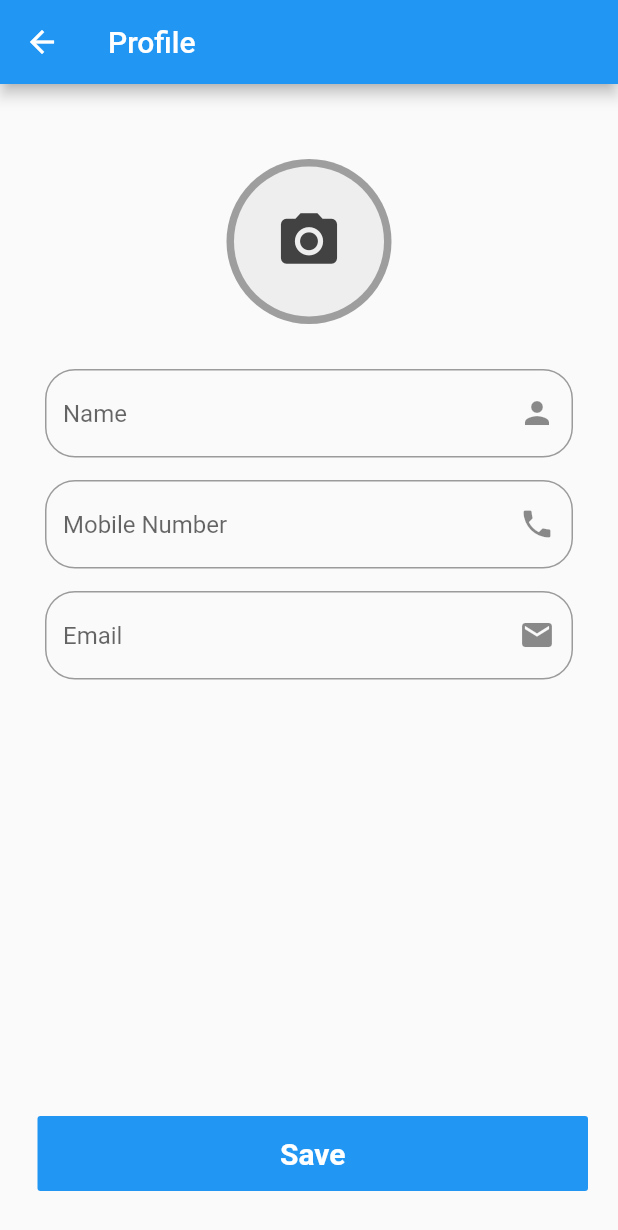
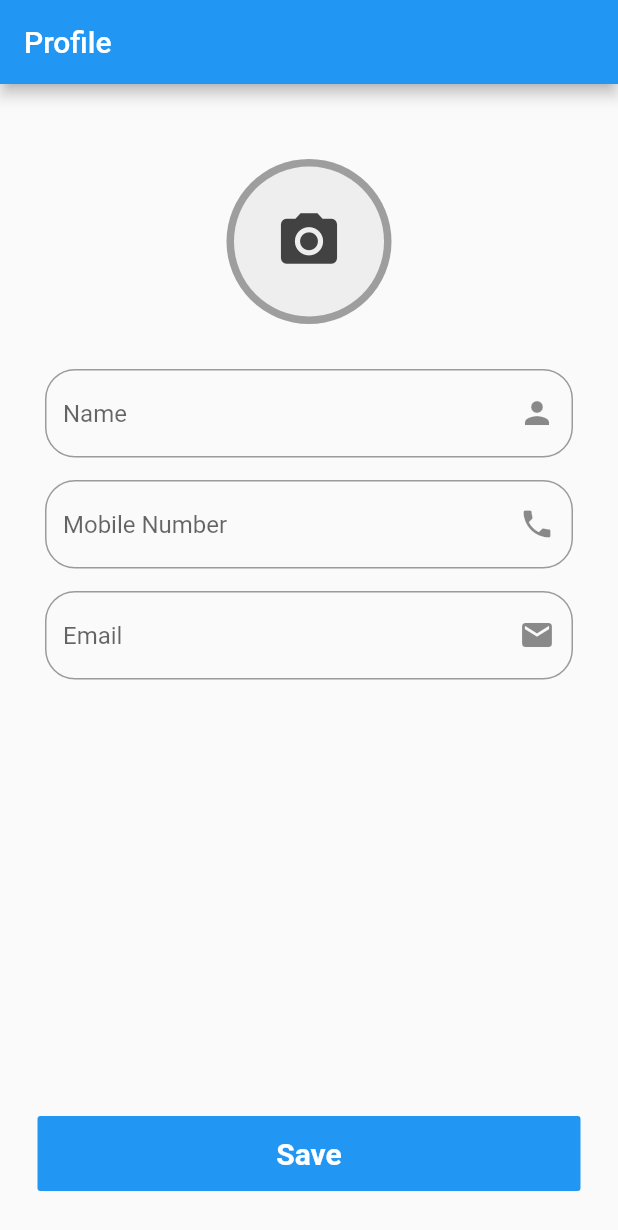
Before and after one commit to krimashah19/PracticalSevenBits, a Flutter app: the ProfileScreen screen opened by its route, on a phone screen of 412 x 824 dp. Shown: the top 1230 px of the screen. Run offline on Flutter 3.47's test engine with Material 2 defaults, Android fonts, the phone set to English and light mode, and no system bars; our stand-ins replace firebase_auth, firebase_core, image_picker, otp_text_field, shared_preferences, toast; missing offline and left inert: country_list_pick, timer_button; accounts and stored records are empty.

Commit message:
27-12-20020

```diff
--- /dev/null
+++ b/lib/ui/component/button_widget.dart
@@ -0,0 +1,30 @@
+import 'package:flutter/cupertino.dart';
+import 'package:flutter/material.dart';
+
+class ButtonWidget extends StatelessWidget {
+  final VoidCallback onPressed;
+  final String text;
+  final bool isLoading;
+  final GlobalKey<ScaffoldState> scaffoldKey = GlobalKey<ScaffoldState>();
+
+  ButtonWidget({this.text, this.onPressed,this.isLoading});
+
+
+  @override
+  Widget build(BuildContext context) {
+
+    return  Container(
+      width: MediaQuery.of(context).size.width,
+      height: 50,
+      margin: EdgeInsets.only(bottom: 30,left: 25,right: 25),
+      child: RaisedButton(
+        onPressed: onPressed,
+        child: Text(text,style: TextStyle(fontSize: 20, fontWeight: FontWeight.bold),),
+        textColor: Colors.white,
+        color: Colors.blue,
+        elevation: 0,
+      ),
+    );
+
+  }
+}
--- a/lib/ui/profile_screen.dart
+++ b/lib/ui/view/profile_screen.dart
@@ -4,6 +4,7 @@ import 'package:flutter/material.dart';
 import 'package:image_picker/image_picker.dart';
 import 'package:flutter/services.dart';
 import 'package:toast/toast.dart';
+import 'package:krima_practical/ui/component/button_widget.dart';
 
 class ProfileScreen extends StatefulWidget {
   @override
@@ -17,13 +18,14 @@ class _ProfileScreenState extends State<ProfileScreen> {
   final _mobileController = TextEditingController();
   final _emailController = TextEditingController();
 
-  // String _name,_mobile,_email;
+   String _mobile;
   GlobalKey<FormState> _profileFormKey;
 
   @override
   void initState() {
     _profileFormKey = new GlobalKey<FormState>();
-    // _getProfileDetail();
+    _getProfileDetail();
+
   }
 
   @override
@@ -31,6 +33,7 @@ class _ProfileScreenState extends State<ProfileScreen> {
     return Scaffold(
       appBar: AppBar(
         title: Text('Profile'),
+        automaticallyImplyLeading: false,
       ),
       body: baseBodyWidget(),
     );
@@ -68,7 +71,9 @@ class _ProfileScreenState extends State<ProfileScreen> {
             ),
           ),
         ),
-        saveButton()
+        ButtonWidget( onPressed: () {
+          saveProfileDetail();
+        },text: 'Save',)
       ],
     );
   }
@@ -184,7 +189,7 @@ class _ProfileScreenState extends State<ProfileScreen> {
   }
 
   mobileTextInputWidget() {
-    return TextFormField(
+        return TextFormField(
         keyboardType: TextInputType.phone,
         controller: _mobileController,
         validator: (input) => input.length == 0
@@ -223,25 +228,7 @@ class _ProfileScreenState extends State<ProfileScreen> {
         ));
   }
 
-  saveButton() {
-    return Container(
-      width: MediaQuery.of(context).size.width,
-      height: 50,
-      margin: EdgeInsets.only(bottom: 30, left: 25, right: 20, top: 30),
-      child: RaisedButton(
-        onPressed: () {
-          saveProfileDetail();
-        },
-        child: Text(
-          'Save',
-          style: TextStyle(fontSize: 20, fontWeight: FontWeight.bold),
-        ),
-        textColor: Colors.white,
-        color: Colors.blue,
-        elevation: 0,
-      ),
-    );
-  }
+
 
   void saveProfileDetail() async {
     if (_profileFormKey.currentState.validate()) {
@@ -254,8 +241,9 @@ class _ProfileScreenState extends State<ProfileScreen> {
             UserPreferences.base64String(_image.readAsBytesSync()));
         UserPreferences().saveIsLogin(true);
 
-        Toast.show("Profile Information Save Successfully", context,
+        Toast.show("Profile Information Save Successfully Thank you", context,
             duration: Toast.LENGTH_SHORT, gravity: Toast.BOTTOM);
+        Navigator.of(context).pushNamed('/welcomescreen');
       } else {
         Toast.show("Please Select Profile Picture", context,
             duration: Toast.LENGTH_SHORT, gravity: Toast.BOTTOM);
@@ -263,19 +251,40 @@ class _ProfileScreenState extends State<ProfileScreen> {
     }
   }
 
-//  _getProfileDetail()async {
-//   bool isLogin=false;
-//   isLogin=await UserPreferences().getLoginStatus();
-//   if(isLogin!=null && isLogin)
-//     {
-//       _email=await UserPreferences().getUserEmail();
-//       _mobile=await UserPreferences().getMobileNumber();
-//       _name=await UserPreferences().getUserName();
-//       _nameController.text=_name;
-//       _emailController.text=_email;
-//       _mobileController.text=_mobile;
-//     }
-//
-// }
+ _getProfileDetail()async {
+  bool isLogin=false;
+  isLogin=await UserPreferences().getLoginStatus();
+  _mobile=await UserPreferences().getMobileNumber();
+    // String  _email=await UserPreferences().getUserName();
+  if(_mobile!=null && _mobile.length>2)
+    {
+      if(_mobile.startsWith("+"))
+      {
+        if(_mobile.length==13)
+        {
+
+          _mobileController.text=_mobile.substring(3);
+        }
+        else if(_mobile.length==14)
+        {
+
+          _mobileController.text=_mobile.substring(4);
+        }
+
+
+      }
+      else
+      {
+        _mobileController.text=_mobile;
+      }
+    }
+      // _mobile=await UserPreferences().getMobileNumber();
+      // _name=await UserPreferences().getUserName();
+      // _nameController.text=_name;
+      // _emailController.text=_email;
+      // _mobileController.text=_mobile;
+
 
 }
+
+}
--- a/lib/util/share_pref.dart
+++ b/lib/util/share_pref.dart
@@ -1,31 +1,27 @@
 import 'package:shared_preferences/shared_preferences.dart';
 import 'dart:convert';
 import 'dart:typed_data';
-import 'package:shared_preferences/shared_preferences.dart';
 import 'package:flutter/material.dart';
 import 'dart:async';
 
-import 'dart:typed_data';
+
 
 class UserPreferences {
   Future<bool> saveUserEmail(String email) async {
     SharedPreferences prefs = await SharedPreferences.getInstance();
     prefs.setString('emailUser', email);
-//    prefs.setString('userName', user.name);
     return true;
   }
 
   Future<bool> saveUserName(String name) async {
     SharedPreferences prefs = await SharedPreferences.getInstance();
     prefs.setString('userName', name);
-//    prefs.setString('userName', user.name);
     return true;
   }
 
   Future<bool> saveMobileNumber(String mobileNumber) async {
     SharedPreferences prefs = await SharedPreferences.getInstance();
     prefs.setString('mobileNumber', mobileNumber);
-//    prefs.setString('userName', user.name);
     return true;
   }
 
--- a/pubspec.yaml
+++ b/pubspec.yaml
@@ -36,6 +36,7 @@ dependencies:
   image_picker: ^0.6.6+5
   shared_preferences: ^0.5.12+4
   toast: ^0.1.5
+  otp_text_field: ^1.0.1
 
 dev_dependencies:
   flutter_test:
```
Also changed, not shown: lib/homepage.dart (deleted, +0 -47 lines), lib/main.dart (+12 -6 lines), lib/ui/view/login_screen.dart (renamed from lib/ui/login_screen.dart, +47 -82 lines), lib/ui/view/otp_screen.dart (renamed from lib/ui/otp_screen.dart, +49 -27 lines), lib/ui/view/welcome_screen.dart (added, +22 -0 lines), pubspec.lock, 1 other file.
